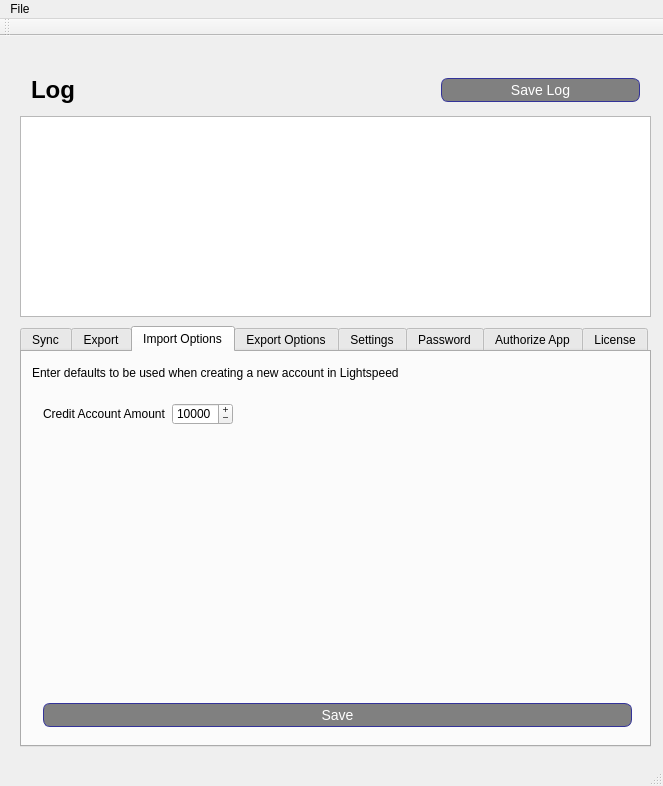
Qt form qt-lightspeed-pos-vc-connector/mainwindow.ui (beckf/lightspeed-vc-connector) before a commit.
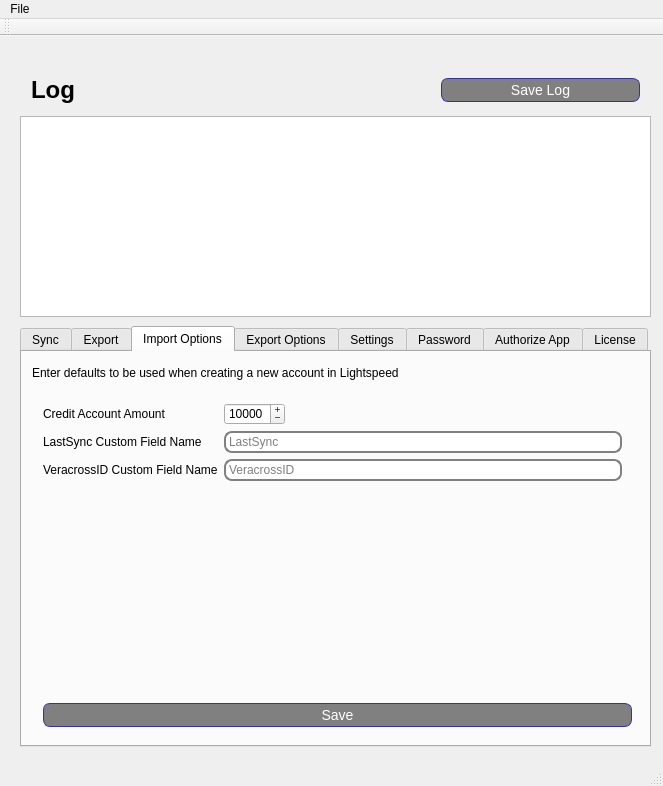
The same form after that commit.

The edit to the form file:
```diff
--- a/qt-lightspeed-pos-vc-connector/mainwindow.ui
+++ b/qt-lightspeed-pos-vc-connector/mainwindow.ui
@@ -520,13 +520,6 @@
        <property name="formAlignment">
         <set>Qt::AlignLeading|Qt::AlignLeft|Qt::AlignTop</set>
        </property>
-       <item row="0" column="0">
-        <widget class="QLabel" name="label_4">
-         <property name="text">
-          <string>Credit Account Amount</string>
-         </property>
-        </widget>
-       </item>
        <item row="0" column="1">
         <widget class="QSpinBox" name="spinBox_CreditAmount">
          <property name="sizePolicy">
@@ -558,6 +551,41 @@
          </property>
         </widget>
        </item>
+       <item row="1" column="0">
+        <widget class="QLabel" name="label_32">
+         <property name="text">
+          <string>LastSync Custom Field Name</string>
+         </property>
+        </widget>
+       </item>
+       <item row="1" column="1">
+        <widget class="QLineEdit" name="line_LastSyncField">
+         <property name="placeholderText">
+          <string>LastSync</string>
+         </property>
+        </widget>
+       </item>
+       <item row="2" column="0">
+        <widget class="QLabel" name="label_33">
+         <property name="text">
+          <string>VeracrossID Custom Field Name</string>
+         </property>
+        </widget>
+       </item>
+       <item row="2" column="1">
+        <widget class="QLineEdit" name="line_VeracrossIDField">
+         <property name="placeholderText">
+          <string>VeracrossID</string>
+         </property>
+        </widget>
+       </item>
+       <item row="0" column="0">
+        <widget class="QLabel" name="label_4">
+         <property name="text">
+          <string>Credit Account Amount</string>
+         </property>
+        </widget>
+       </item>
       </layout>
      </widget>
      <widget class="QLabel" name="label_31">
```
